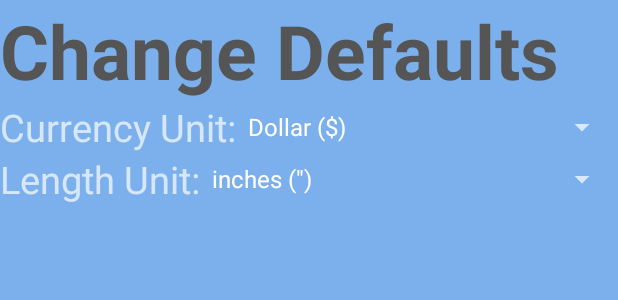
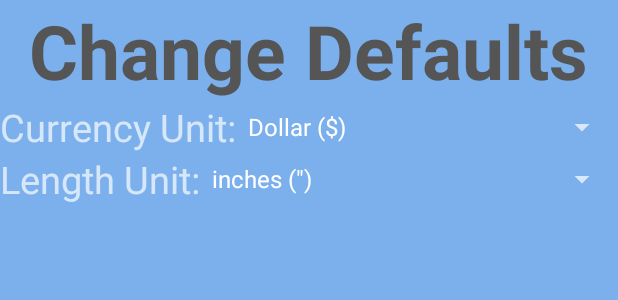
Before and after one commit to jekrause/reef, an Android app: the layout activity_change_defaults.xml on its own in the app's theme, with its tools: preview values and no code run, on a phone screen of 412 x 824 dp. Shown: the top 300 px of the screen. Run offline under Robolectric (Android 15) with nearby library versions, the phone set to English and light mode, and no system bars.

Commit message:
Release 1.1

```diff
--- a/app/build.gradle
+++ b/app/build.gradle
@@ -7,8 +7,8 @@ android {
         applicationId "kdc.reef.john.reefcaluclators"
         minSdkVersion 23
         targetSdkVersion 23
-        versionCode 1
-        versionName "1.0"
+        versionCode 2
+        versionName "1.1"
     }
     buildTypes {
         debug {
--- a/app/src/main/AndroidManifest.xml
+++ b/app/src/main/AndroidManifest.xml
@@ -3,11 +3,8 @@
     package="kdc.reef.john.reefcaluclators">
 
     <uses-sdk android:minSdkVersion="23" />
-
-    <uses-permission android:name="android.permission.READ_EXTERNAL_STORAGE" />
     <uses-permission android:name="android.permission.WRITE_EXTERNAL_STORAGE" />
     <uses-permission android:name="android.permission.READ_EXTERNAL_STORAGE" />
-    <uses-permission android:name="android.permission.READ_PHONE_STATE" />
     <uses-permission android:name="com.android.vending.BILLING" />
 
     <application
--- a/app/src/main/java/kdc/reef/john/reefcaluclators/CoralSelected.java
+++ b/app/src/main/java/kdc/reef/john/reefcaluclators/CoralSelected.java
@@ -210,7 +210,7 @@ public class CoralSelected extends AppCompatActivity {
 
     private void updateCounter(){
         if(MAX_NUMBER_OF_IMAGES==3){
-            tv.setText(numberOfImages+ " of 10");
+            tv.setText(numberOfImages+ " of 3");
         }
         else{
             tv.setText(numberOfImages+"");
--- a/app/src/main/java/kdc/reef/john/reefcaluclators/FishList.java
+++ b/app/src/main/java/kdc/reef/john/reefcaluclators/FishList.java
@@ -275,7 +275,6 @@ public class FishList extends AppCompatActivity {
                 }
 
             }catch(Exception ex){
-                Toast.makeText(this, ex.getLocalizedMessage(), Toast.LENGTH_LONG).show();
             }
         }
 
--- a/app/src/main/java/kdc/reef/john/reefcaluclators/FishSelected.java
+++ b/app/src/main/java/kdc/reef/john/reefcaluclators/FishSelected.java
@@ -208,7 +208,7 @@ public class FishSelected extends AppCompatActivity {
 
     private void updateCounter(){
         if(MAX_NUMBER_OF_IMAGES==3){
-            tv.setText(numberOfImages+ " of 10");
+            tv.setText(numberOfImages+ " of 3");
         }
         else{
             tv.setText(numberOfImages+"");
--- a/app/src/main/java/kdc/reef/john/reefcaluclators/InvertsList.java
+++ b/app/src/main/java/kdc/reef/john/reefcaluclators/InvertsList.java
@@ -269,7 +269,7 @@ public class InvertsList extends AppCompatActivity {
                 }
 
             }catch(Exception ex){
-                Toast.makeText(this, "Could not read data", Toast.LENGTH_LONG).show();
+
             }
         }
     }
--- a/app/src/main/java/kdc/reef/john/reefcaluclators/InvertsSelected.java
+++ b/app/src/main/java/kdc/reef/john/reefcaluclators/InvertsSelected.java
@@ -207,7 +207,7 @@ public class InvertsSelected extends AppCompatActivity {
 
     private void updateCounter(){
         if(MAX_NUMBER_OF_IMAGES==3){
-            tv.setText(numberOfImages+ " of 10");
+            tv.setText(numberOfImages+ " of 3");
         }
         else{
             tv.setText(numberOfImages+"");
--- a/app/src/main/res/layout/activity_calculators.xml
+++ b/app/src/main/res/layout/activity_calculators.xml
@@ -65,6 +65,7 @@
             android:layout_height="match_parent"
             android:text="Alkalinity"
             android:layout_weight="1"
+            android:layout_marginRight="2.5dp"
             android:background="@android:color/holo_blue_light"
             android:onClick="alkalinityClick"
             android:id="@+id/alkalinityButton"
@@ -72,6 +73,7 @@
         <Button
             android:layout_width="0dp"
             android:background="@android:color/holo_blue_light"
+            android:layout_marginLeft="2.5dp"
             android:layout_height="match_parent"
             android:text="Calcium"
             android:layout_weight="1"
--- a/app/src/main/res/layout/activity_change_defaults.xml
+++ b/app/src/main/res/layout/activity_change_defaults.xml
@@ -10,15 +10,15 @@
 
     <TextView
         android:id="@+id/textView"
-        android:layout_width="fill_parent"
+        android:layout_width="wrap_content"
         android:layout_height="wrap_content"
-        android:layout_alignParentTop="true"
-        android:layout_centerHorizontal="true"
         android:layout_gravity="center_horizontal"
         android:text="Change Defaults"
         android:textColor="#555555"
         android:textSize="50sp"
-        android:textStyle="bold" />
+        android:textStyle="bold"
+        android:layout_alignParentTop="true"
+        android:layout_centerHorizontal="true" />
 
 
         <TextView
--- a/app/src/main/res/values/strings.xml
+++ b/app/src/main/res/values/strings.xml
@@ -1,5 +1,5 @@
 <resources>
-    <string name="app_name">Reef Caluclators</string>
+    <string name="app_name">Reef Calculators</string>
     <string name="title_activity_part_dosing">PartDosing</string>
     <string name="title_activity_tank_inhabitants">TankInhabitants</string>
     <string name="currency_prompt">Choose Default Currency</string>
```
Also changed, not shown: app/src/main/java/kdc/reef/john/reefcaluclators/MainActivity.java (+16 -0 lines), app/src/main/java/kdc/reef/john/reefcaluclators/Upgrade.java (+4 -2 lines), 1 other file.
